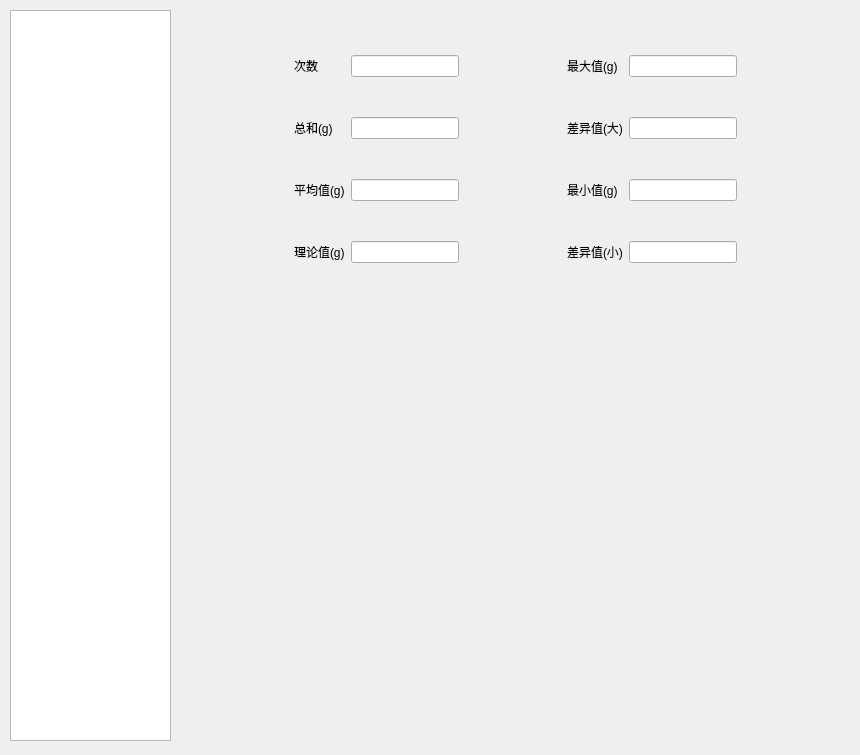
Above: PLCControl/QtPLCLibrary/DataCurve.ui from DR-Pharm/QPrinter before the change. Below: the same form after it.
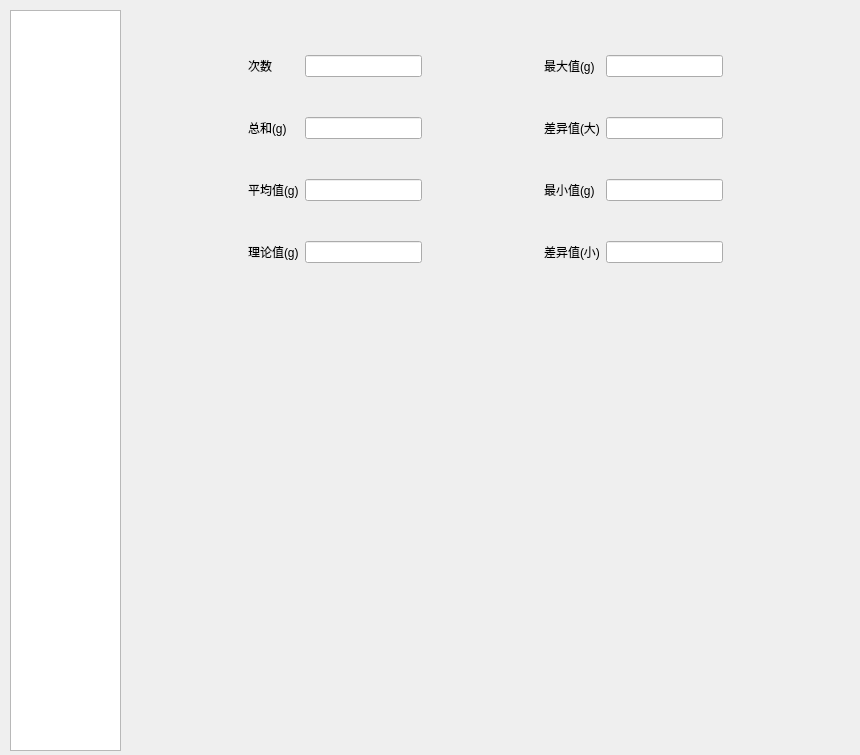
That is the form after the change.

Diff of the .ui file:
```diff
--- a/PLCControl/QtPLCLibrary/DataCurve.ui
+++ b/PLCControl/QtPLCLibrary/DataCurve.ui
@@ -16,30 +16,20 @@
   <widget class="QWidget" name="gridLayoutWidget">
    <property name="geometry">
     <rect>
-     <x>170</x>
+     <x>120</x>
      <y>320</y>
-     <width>681</width>
+     <width>731</width>
      <height>431</height>
     </rect>
    </property>
    <layout class="QGridLayout" name="gridLayout_One"/>
   </widget>
-  <widget class="QTableWidget" name="tableWidget">
-   <property name="geometry">
-    <rect>
-     <x>10</x>
-     <y>10</y>
-     <width>161</width>
-     <height>731</height>
-    </rect>
-   </property>
-  </widget>
   <widget class="QWidget" name="layoutWidget">
    <property name="geometry">
     <rect>
-     <x>180</x>
+     <x>120</x>
      <y>10</y>
-     <width>671</width>
+     <width>731</width>
      <height>301</height>
     </rect>
    </property>
@@ -165,6 +155,16 @@
     </item>
    </layout>
   </widget>
+  <widget class="QTableWidget" name="tableWidget">
+   <property name="geometry">
+    <rect>
+     <x>10</x>
+     <y>10</y>
+     <width>111</width>
+     <height>741</height>
+    </rect>
+   </property>
+  </widget>
   <zorder>layoutWidget</zorder>
   <zorder>gridLayoutWidget</zorder>
   <zorder>tableWidget</zorder>
```
